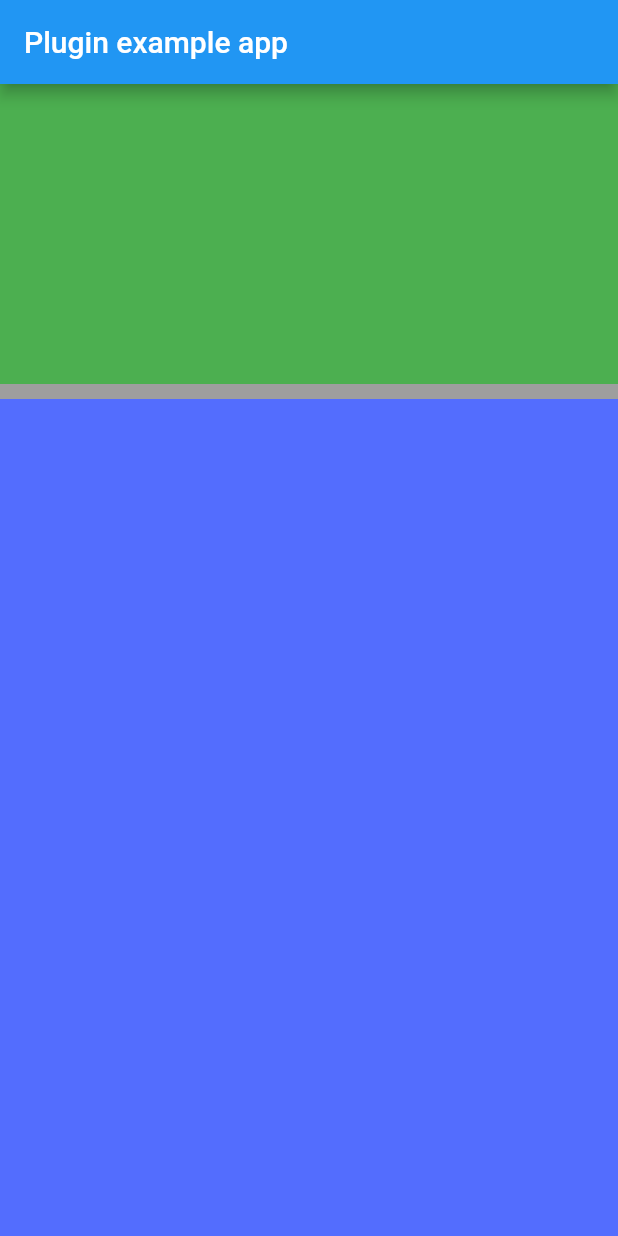
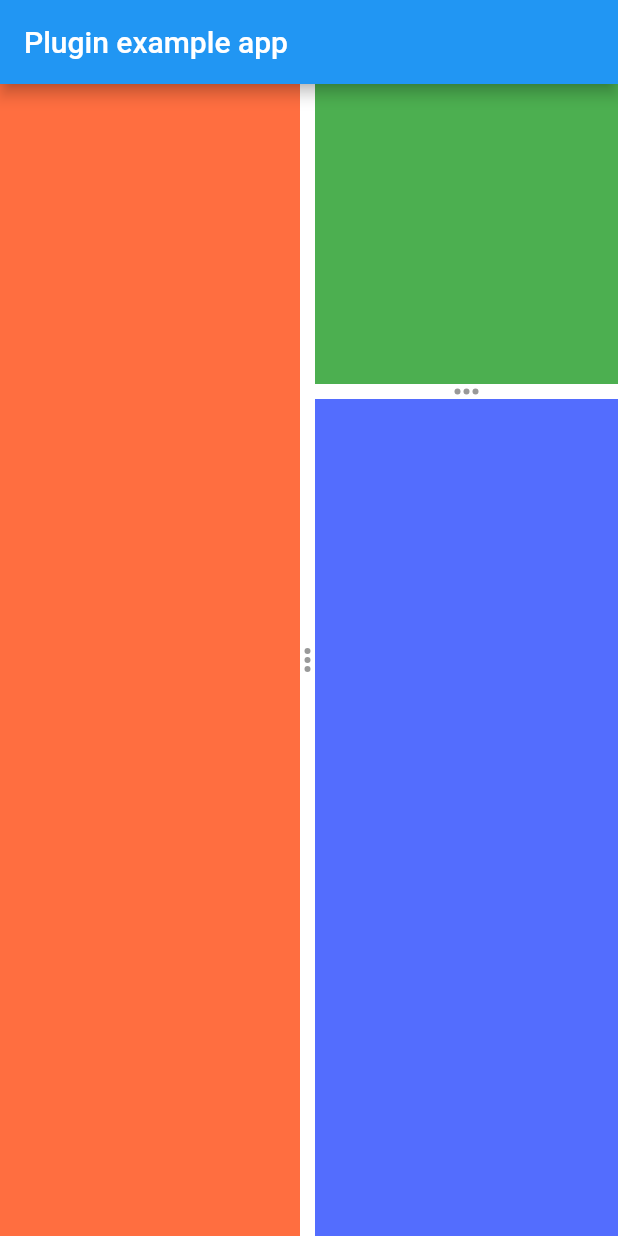
Before and after one commit to xxzj990/flutter_resizable_window, a Flutter app: the screen it shows after launch, on a phone screen of 412 x 824 dp. Run offline on Flutter 3.47's test engine with Material 2 defaults, Android fonts, the phone set to English and light mode, and no system bars.

Commit message:
left && style

```diff
--- a/example/lib/main.dart
+++ b/example/lib/main.dart
@@ -25,12 +25,13 @@ class _MyAppState extends State<MyApp> {
         ),
         body: ResizableWindowView(
           hasAppbar: true,
+          leftChild: Container(
+            color: Colors.deepOrangeAccent,
+          ),
           topRightChild: Container(
-            width: 10,
             color: Colors.green,
           ),
           bottomRightChild: Container(
-            width: 10,
             color: Colors.indigoAccent,
           ),
         ),
--- a/lib/src/resizable_window_view.dart
+++ b/lib/src/resizable_window_view.dart
@@ -24,6 +24,7 @@ class ResizableWindowView extends StatefulWidget {
 
 class _ResizableWindowViewState extends State<ResizableWindowView> {
   static const double barWeight = 10.0;
+  static const Color barColor = Colors.white;
 
   double leftWidth = 200.0;
   double topHeight = 200.0;
@@ -52,33 +53,106 @@ class _ResizableWindowViewState extends State<ResizableWindowView> {
       }
     }
 
+    double appbarHeight = 0.0;
+    if (widget.hasAppbar) {
+      appbarHeight = AppBar().preferredSize.height;
+    }
+
     return Row(
       children: [
-        this.widget.leftChild == null ? Container() : this.widget.leftChild,
-        Column(
+        widget.leftChild == null
+            ? Container()
+            : SizedBox(
+                width: leftWidth,
+                child: this.widget.leftChild,
+              ),
+        (widget.leftChild == null || (widget.topRightChild == null && widget.bottomRightChild == null)) ? Container() : horBar(appbarHeight),
+        Expanded(
+          child: Column(
             children: [
               this.widget.topRightChild == null
                   ? Container()
                   : SizedBox(
                       height: topHeight,
-                    width: MediaQuery.of(context).size.width - leftWidth,
                       child: this.widget.topRightChild,
                     ),
-            (widget.topRightChild == null || widget.bottomRightChild == null)
-                ? Container()
-                : SizedBox(
-                    width: MediaQuery.of(context).size.width - leftWidth,
-                    height: barWeight,
-                    child: verBar(widget.hasAppbar ? AppBar().preferredSize.height : 0),
-                  ),
-            this.widget.bottomRightChild == null
-                ? Container()
-                : SizedBox(
-                    height: MediaQuery.of(context).size.height - topHeight - barWeight - AppBar().preferredSize.height,
-                    width: MediaQuery.of(context).size.width - leftWidth,
-                    child: this.widget.bottomRightChild,
+              (widget.topRightChild == null || widget.bottomRightChild == null) ? Container() : verBar(appbarHeight),
+              Expanded(
+                child: this.widget.bottomRightChild == null ? Container() : this.widget.bottomRightChild,
               ),
             ],
+          ),
+        ),
+      ],
+    );
+  }
+
+  horBar(double appbarHeight) {
+    return MouseRegion(
+      cursor: SystemMouseCursors.resizeColumn,
+      child: Draggable(
+        axis: Axis.horizontal,
+        affinity: Axis.horizontal,
+        onDragEnd: (detail) {
+          print('offset:${detail.offset}');
+          setState(() {
+            double startOffset = leftWidth;
+            double newW = leftWidth + detail.offset.dx - startOffset;
+            print('newW:$newW');
+            if (newW > 0) {
+              leftWidth = newW;
+            }
+          });
+        },
+        child: horBarChild(appbarHeight),
+        feedback: horBarChild(appbarHeight),
+        childWhenDragging: horBarChildMask(appbarHeight),
+      ),
+    );
+  }
+
+  horBarChild(double appbarHeight) {
+    return Container(
+      color: barColor,
+      width: barWeight,
+      height: MediaQuery.of(context).size.height - appbarHeight,
+      alignment: Alignment.center,
+      child: Column(
+        mainAxisAlignment: MainAxisAlignment.center,
+        children: [
+          buildDot(),
+          SizedBox(height: 2),
+          buildDot(),
+          SizedBox(height: 2),
+          buildDot(),
+        ],
+      ),
+    );
+  }
+
+  horBarChildMask(double appbarHeight) {
+    return Stack(
+      children: [
+        Container(
+          color: barColor,
+          width: barWeight,
+          height: MediaQuery.of(context).size.height - appbarHeight,
+          alignment: Alignment.center,
+          child: Column(
+            mainAxisAlignment: MainAxisAlignment.center,
+            children: [
+              buildDot(),
+              SizedBox(height: 2),
+              buildDot(),
+              SizedBox(height: 2),
+              buildDot(),
+            ],
+          ),
+        ),
+        Container(
+          color: Colors.black.withOpacity(0.2),
+          width: barWeight,
+          height: MediaQuery.of(context).size.height - appbarHeight,
         ),
       ],
     );
@@ -89,7 +163,7 @@ class _ResizableWindowViewState extends State<ResizableWindowView> {
       cursor: SystemMouseCursors.resizeRow,
       child: Draggable(
         axis: Axis.vertical,
-        onDragStarted: () {},
+        affinity: Axis.vertical,
         onDragEnd: (detail) {
           print('offset:${detail.offset}');
           setState(() {
@@ -101,15 +175,67 @@ class _ResizableWindowViewState extends State<ResizableWindowView> {
             }
           });
         },
-        child: Container(
-          color: Colors.grey,
+        child: verBarChild(),
+        feedback: verBarChild(),
+        childWhenDragging: verBarChildWithMask(),
+      ),
+    );
+  }
+
+  verBarChild() {
+    return Container(
+      color: barColor,
       height: barWeight,
+      width: MediaQuery.of(context).size.width - leftWidth - barWeight,
+      alignment: Alignment.center,
+      child: Row(
+        mainAxisAlignment: MainAxisAlignment.center,
+        children: [
+          buildDot(),
+          SizedBox(width: 2),
+          buildDot(),
+          SizedBox(width: 2),
+          buildDot(),
+        ],
       ),
-        feedback: Container(
-          color: Colors.red,
-          width: MediaQuery.of(context).size.width,
+    );
+  }
+
+  verBarChildWithMask() {
+    return Stack(
+      children: [
+        Container(
+          color: barColor,
           height: barWeight,
+          width: MediaQuery.of(context).size.width - leftWidth - barWeight,
+          alignment: Alignment.center,
+          child: Row(
+            mainAxisAlignment: MainAxisAlignment.center,
+            children: [
+              buildDot(),
+              SizedBox(width: 2),
+              buildDot(),
+              SizedBox(width: 2),
+              buildDot(),
+            ],
           ),
+        ),
+        Container(
+          color: Colors.black.withOpacity(0.2),
+          height: barWeight,
+          width: MediaQuery.of(context).size.width - leftWidth - barWeight,
+        ),
+      ],
+    );
+  }
+
+  buildDot() {
+    return Container(
+      width: 4,
+      height: 4,
+      decoration: BoxDecoration(
+        borderRadius: BorderRadius.circular(2),
+        color: Color(0xff999999),
       ),
     );
   }
```
Lines whose indentation alone changed are shown as unchanged.
